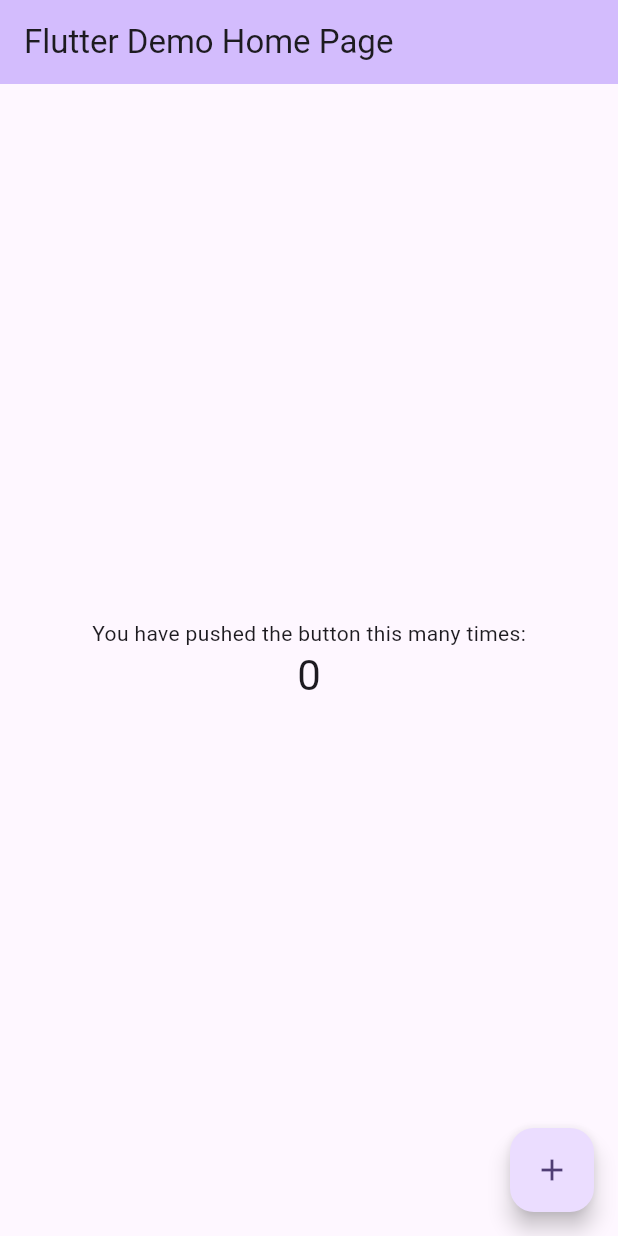
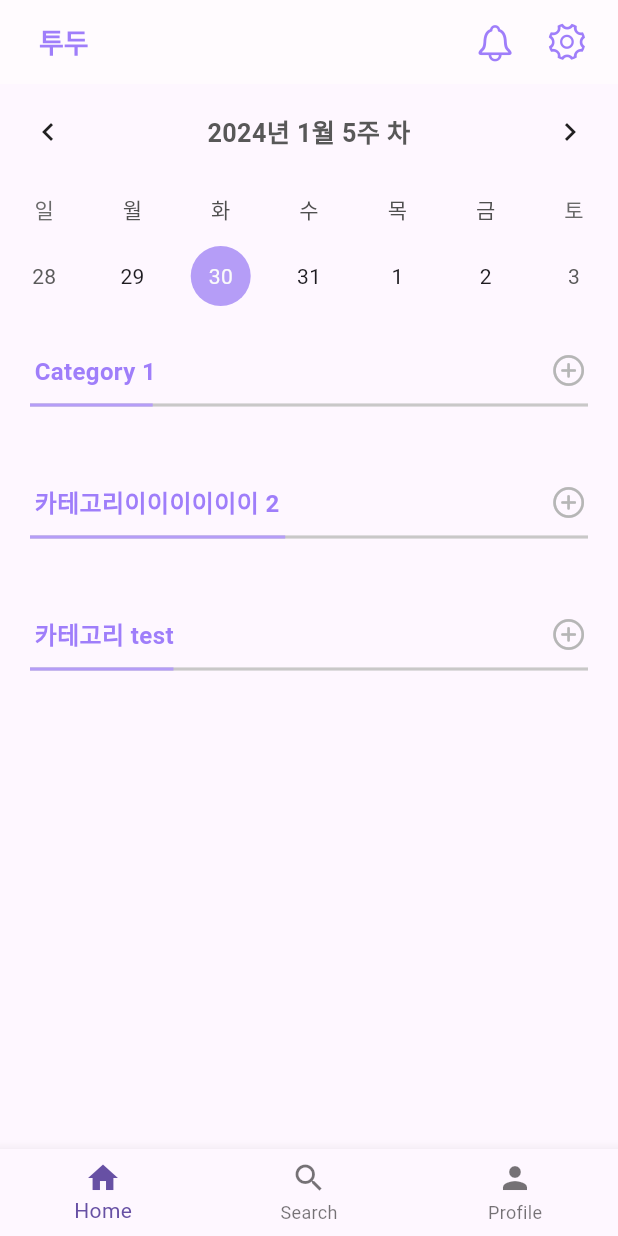
Before and after one commit to hyun56/todo, a Flutter app: the screen it shows after launch, on a phone screen of 412 x 824 dp. Run offline on Flutter 3.47's test engine with Material 3 defaults, Android fonts, the light colour scheme and no system bars; drawn by our look-alikes of table_calendar; missing offline and left inert: custom_check_box.

Commit message:
투두 화면 ui

```diff
--- a/lib/main.dart
+++ b/lib/main.dart
@@ -1,6 +1,11 @@
 import 'package:flutter/material.dart';
+import 'package:todo/theme/colors.dart';
+import 'screens/home_screen.dart';
+import 'package:intl/date_symbol_data_local.dart';
 
-void main() {
+Future<void> main() async {
+  await initializeDateFormatting();
+
   runApp(const MyApp());
 }
 
@@ -11,115 +16,13 @@ class MyApp extends StatelessWidget {
   @override
   Widget build(BuildContext context) {
     return MaterialApp(
-      title: 'Flutter Demo',
+      title: 'todo',
       theme: ThemeData(
-        // This is the theme of your application.
-        //
-        // TRY THIS: Try running your application with "flutter run". You'll see
-        // the application has a blue toolbar. Then, without quitting the app,
-        // try changing the seedColor in the colorScheme below to Colors.green
-        // and then invoke "hot reload" (save your changes or press the "hot
-        // reload" button in a Flutter-supported IDE, or press "r" if you used
-        // the command line to start the app).
-        //
-        // Notice that the counter didn't reset back to zero; the application
-        // state is not lost during the reload. To reset the state, use hot
-        // restart instead.
-        //
-        // This works for code too, not just values: Most code changes can be
-        // tested with just a hot reload.
-        colorScheme: ColorScheme.fromSeed(seedColor: Colors.deepPurple),
+        primaryColor: mainColor,
+        //colorScheme: ColorScheme.fromSeed(seedColor: mainColor),
         useMaterial3: true,
       ),
-      home: const MyHomePage(title: 'Flutter Demo Home Page'),
+      home: const HomeScreen(),
     );
   }
 }
-
-class MyHomePage extends StatefulWidget {
-  const MyHomePage({super.key, required this.title});
-
-  // This widget is the home page of your application. It is stateful, meaning
-  // that it has a State object (defined below) that contains fields that affect
-  // how it looks.
-
-  // This class is the configuration for the state. It holds the values (in this
-  // case the title) provided by the parent (in this case the App widget) and
-  // used by the build method of the State. Fields in a Widget subclass are
-  // always marked "final".
-
-  final String title;
-
-  @override
-  State<MyHomePage> createState() => _MyHomePageState();
-}
-
-class _MyHomePageState extends State<MyHomePage> {
-  int _counter = 0;
-
-  void _incrementCounter() {
-    setState(() {
-      // This call to setState tells the Flutter framework that something has
-      // changed in this State, which causes it to rerun the build method below
-      // so that the display can reflect the updated values. If we changed
-      // _counter without calling setState(), then the build method would not be
-      // called again, and so nothing would appear to happen.
-      _counter++;
-    });
-  }
-
-  @override
-  Widget build(BuildContext context) {
-    // This method is rerun every time setState is called, for instance as done
-    // by the _incrementCounter method above.
-    //
-    // The Flutter framework has been optimized to make rerunning build methods
-    // fast, so that you can just rebuild anything that needs updating rather
-    // than having to individually change instances of widgets.
-    return Scaffold(
-      appBar: AppBar(
-        // TRY THIS: Try changing the color here to a specific color (to
-        // Colors.amber, perhaps?) and trigger a hot reload to see the AppBar
-        // change color while the other colors stay the same.
-        backgroundColor: Theme.of(context).colorScheme.inversePrimary,
-        // Here we take the value from the MyHomePage object that was created by
-        // the App.build method, and use it to set our appbar title.
-        title: Text(widget.title),
-      ),
-      body: Center(
-        // Center is a layout widget. It takes a single child and positions it
-        // in the middle of the parent.
-        child: Column(
-          // Column is also a layout widget. It takes a list of children and
-          // arranges them vertically. By default, it sizes itself to fit its
-          // children horizontally, and tries to be as tall as its parent.
-          //
-          // Column has various properties to control how it sizes itself and
-          // how it positions its children. Here we use mainAxisAlignment to
-          // center the children vertically; the main axis here is the vertical
-          // axis because Columns are vertical (the cross axis would be
-          // horizontal).
-          //
-          // TRY THIS: Invoke "debug painting" (choose the "Toggle Debug Paint"
-          // action in the IDE, or press "p" in the console), to see the
-          // wireframe for each widget.
-          mainAxisAlignment: MainAxisAlignment.center,
-          children: <Widget>[
-            const Text(
-              'You have pushed the button this many times:',
-            ),
-            Text(
-              '$_counter',
-              style: Theme.of(context).textTheme.headlineMedium,
-            ),
-          ],
-        ),
-      ),
-      floatingActionButton: FloatingActionButton(
-        onPressed: _incrementCounter,
-        tooltip: 'Increment',
-        child: const Icon(Icons.add),
-      ), // This trailing comma makes auto-formatting nicer for build methods.
-    );
-  }
-}
--- /dev/null
+++ b/lib/screens/home_screen.dart
@@ -0,0 +1,99 @@
+import 'package:flutter/cupertino.dart';
+import 'package:flutter/material.dart';
+
+import '../theme/colors.dart';
+import '../widgets/category_banner.dart';
+import '../widgets/table_calendar_widget.dart';
+
+class HomeScreen extends StatefulWidget {
+  const HomeScreen({super.key});
+
+  @override
+  State<HomeScreen> createState() => _HomeScreenState();
+}
+
+class _HomeScreenState extends State<HomeScreen> {
+  int _currentIndex = 0;
+
+  @override
+  Widget build(BuildContext context) {
+    return Scaffold(
+      appBar: AppBar(
+        elevation: 0,
+        scrolledUnderElevation: 0,
+        backgroundColor: backgrounColor,
+        foregroundColor: darkMainColor,
+        title: const Padding(
+          padding: EdgeInsets.symmetric(horizontal: 10),
+          child: Text(
+            "투두",
+            style: TextStyle(
+              fontSize: 18,
+              fontWeight: FontWeight.bold,
+            ),
+          ),
+        ),
+        centerTitle: false,
+        actions: [
+          IconButton(
+              onPressed: () {},
+              icon: const Icon(CupertinoIcons.bell, size: 28)),
+          Padding(
+            padding: const EdgeInsets.only(right: 10),
+            child: IconButton(
+                onPressed: () {},
+                icon: const Icon(CupertinoIcons.gear, size: 29)),
+          ),
+        ],
+      ),
+      body: Column(
+        children: [
+          //const SizedBox(height: 2),
+
+          Expanded(
+            child: ListView(
+              children: const [
+                TableCalendarWidget(),
+                //const SizedBox(height: 5),
+                CategoryBanner(
+                  title: 'Category 1',
+                ),
+                //TodoCard(content: 'test'),
+                //TodoCard(content: 'test2'),
+                SizedBox(height: 20),
+                CategoryBanner(
+                  title: '카테고리이이이이이이 2',
+                ),
+                SizedBox(height: 20),
+                CategoryBanner(
+                  title: '카테고리 test',
+                ),
+                SizedBox(height: 20),
+              ],
+            ),
+          ),
+        ],
+      ),
+      bottomNavigationBar: BottomNavigationBar(
+        currentIndex: _currentIndex,
+        onTap: (index) => setState(() {
+          _currentIndex = index;
+        }),
+        items: const [
+          BottomNavigationBarItem(
+            icon: Icon(Icons.home),
+            label: 'Home',
+          ),
+          BottomNavigationBarItem(
+            icon: Icon(Icons.search),
+            label: 'Search',
+          ),
+          BottomNavigationBarItem(
+            icon: Icon(Icons.person),
+            label: 'Profile',
+          ),
+        ],
+      ),
+    );
+  }
+}
--- /dev/null
+++ b/lib/theme/colors.dart
@@ -0,0 +1,12 @@
+import 'package:flutter/material.dart';
+
+const mainColor = Color(0xffB59DF7);
+const darkMainColor = Color.fromARGB(255, 159, 126, 250);
+const lightMainColor = Color(0xffE7DEF7);
+
+const backgrounColor = Color(0xffFFFBFE);
+
+const lightgrey = Color(0xffDADADA);
+const lightgrey2 = Color.fromARGB(255, 201, 200, 200);
+const grey = Color.fromARGB(255, 182, 182, 182);
+const darkgrey = Color.fromARGB(255, 88, 88, 88);
--- /dev/null
+++ b/lib/widgets/category_banner.dart
@@ -0,0 +1,151 @@
+import 'package:flutter/cupertino.dart';
+import 'package:flutter/material.dart';
+import 'package:todo/theme/colors.dart';
+
+import 'todo_card.dart';
+
+class CategoryBanner extends StatefulWidget {
+  final String title;
+
+  const CategoryBanner({
+    required this.title,
+    Key? key,
+  }) : super(key: key);
+
+  @override
+  _CategoryBannerState createState() => _CategoryBannerState();
+}
+
+class _CategoryBannerState extends State<CategoryBanner> {
+  bool isInputVisible = false;
+  final TextEditingController _controller = TextEditingController();
+  List<String> todos = [];
+
+  @override
+  Widget build(BuildContext context) {
+    final textSpan =
+        TextSpan(text: widget.title, style: const TextStyle(fontSize: 17));
+    final textPainter =
+        TextPainter(text: textSpan, textDirection: TextDirection.ltr);
+    textPainter.layout();
+
+    return Column(
+      children: [
+        Padding(
+          padding: const EdgeInsets.fromLTRB(23, 25, 21, 3),
+          child: Row(
+            mainAxisAlignment: MainAxisAlignment.spaceBetween,
+            crossAxisAlignment: CrossAxisAlignment.end,
+            children: [
+              Text(
+                widget.title,
+                style: const TextStyle(
+                  color: darkMainColor,
+                  fontWeight: FontWeight.bold,
+                  fontSize: 16,
+                ),
+              ),
+              GestureDetector(
+                onTap: () async {
+                  final result = await showDialog<String>(
+                    context: context,
+                    builder: (BuildContext context) {
+                      return AlertDialog(
+                        backgroundColor:
+                            const Color.fromARGB(250, 255, 255, 255),
+                        elevation: 0,
+
+                        //title: const Text('새로운 할 일을 추가하세요'),
+                        content: TextField(
+                          controller: _controller,
+                          style: const TextStyle(
+                            color: darkgrey,
+                            fontSize: 15.0,
+                            fontWeight: FontWeight.bold,
+                          ),
+                          decoration: const InputDecoration(
+                            enabledBorder: UnderlineInputBorder(
+                              borderSide: BorderSide(
+                                color: lightgrey2,
+                                width: 2,
+                              ),
+                            ),
+                            focusedBorder: UnderlineInputBorder(
+                              borderSide: BorderSide(
+                                color: mainColor,
+                                width: 2,
+                              ),
+                            ),
+                            hintText: '할 일을 입력하세요',
+                            hintStyle: TextStyle(
+                              color: grey,
+                              fontSize: 15.0,
+                              fontWeight: FontWeight.bold,
+                            ),
+                          ),
+                        ),
+                        actions: <Widget>[
+                          TextButton(
+                            child: const Text(
+                              '닫기',
+                              style: TextStyle(
+                                fontWeight: FontWeight.bold,
+                                color: darkMainColor,
+                              ),
+                            ),
+                            onPressed: () {
+                              Navigator.of(context).pop(null);
+                            },
+                          ),
+                          TextButton(
+                            child: const Text(
+                              '추가',
+                              style: TextStyle(
+                                fontWeight: FontWeight.bold,
+                                color: darkMainColor,
+                              ),
+                            ),
+                            onPressed: () {
+                              Navigator.of(context).pop(_controller.text);
+                            },
+                          ),
+                        ],
+                      );
+                    },
+                  );
+                  if (result != null && result.trim().isNotEmpty) {
+                    setState(
+                      () {
+                        todos.add(result);
+                        _controller.clear();
+                      },
+                    );
+                  }
+                  _controller.clear();
+                },
+                child: const Icon(
+                  CupertinoIcons.plus_circle,
+                  color: grey,
+                ),
+              ),
+            ],
+          ),
+        ),
+        Padding(
+          padding: const EdgeInsets.fromLTRB(20, 0, 20, 0),
+          child: Stack(
+            alignment: Alignment.centerLeft,
+            children: [
+              const Divider(color: lightgrey2, thickness: 2.1),
+              SizedBox(
+                width: textPainter.width, // 텍스트의 너비만큼 Divider의 너비를 설정합니다.
+                child: const Divider(color: mainColor, thickness: 2.1),
+              ),
+            ],
+          ),
+        ),
+        for (var todo in todos) TodoCard(content: todo),
+      ],
+    );
+  }
+}
--- /dev/null
+++ b/lib/widgets/table_calendar_widget.dart
@@ -0,0 +1,156 @@
+import 'package:flutter/material.dart';
+import 'package:table_calendar/table_calendar.dart';
+
+import '../theme/colors.dart';
+
+class TableCalendarWidget extends StatefulWidget {
+  const TableCalendarWidget({
+    super.key,
+  });
+
+  @override
+  State<TableCalendarWidget> createState() => _TableCalendarWidgetState();
+}
+
+class _TableCalendarWidgetState extends State<TableCalendarWidget> {
+  DateTime selectedDay = DateTime(
+    DateTime.now().year,
+    DateTime.now().month,
+    DateTime.now().day,
+  );
+
+  DateTime focusedDay = DateTime.now();
+
+  @override
+  Widget build(BuildContext context) {
+    return TableCalendar(
+      locale: 'ko_KR',
+      firstDay: DateTime(1800), // 달력의 최소 날짜
+      lastDay: DateTime(3000), // 달력의 최대 날자
+      // focusedDay: DateTime.now(), // 달력을 보여줄 때 기준이 되는 날
+      calendarFormat: CalendarFormat.week, // 한 주만 보이도록
+      daysOfWeekHeight: 38, // 요일 이름이 표시되는 영역의 높이를 설정
+
+      focusedDay: focusedDay,
+      onDaySelected: (DateTime selectedDay, DateTime focusedDay) {
+        // 선택된 날짜의 상태를 갱신합니다.
+        setState(() {
+          this.selectedDay = selectedDay;
+          this.focusedDay = focusedDay;
+        });
+      },
+      selectedDayPredicate: (DateTime day) {
+        // selectedDay 와 동일한 날짜의 모양을 바꿔줍니다.
+        return isSameDay(selectedDay, day);
+      },
+
+      headerStyle: HeaderStyle(
+        titleCentered: true,
+        formatButtonVisible: false,
+        titleTextFormatter: (date, locale) {
+          int weekOfYear = ((date.day - date.weekday + 10) ~/ 7);
+          return '${date.year}년 ${date.month}월 $weekOfYear주 차';
+        },
+        titleTextStyle: const TextStyle(
+          fontSize: 16.8,
+          fontWeight: FontWeight.bold,
+          color: darkgrey,
+        ),
+      ),
+
+      calendarStyle: const CalendarStyle(
+        // today 표시 여부
+        isTodayHighlighted: true,
+
+        // today 글자 조정
+        todayTextStyle: TextStyle(
+            //color: Colors.black,
+            //fontSize: 16.0,
+            ),
+
+        // today 모양 조정
+        todayDecoration: BoxDecoration(
+          color: lightMainColor,
+          shape: BoxShape.circle,
+        ),
+
+        // selectedDay 글자 조정
+        selectedTextStyle: TextStyle(
+          color: Color(0xFFFAFAFA),
+          // fontSize: 16.0,
+        ),
+
+        // selectedDay 모양 조정
+        selectedDecoration: BoxDecoration(
+          color: mainColor,
+          shape: BoxShape.circle,
+        ),
+
+        // outsideDay 글자 조정
+        outsideTextStyle: TextStyle(color: Colors.black),
+
+        // outsideDay 모양 조정
+        outsideDecoration: BoxDecoration(shape: BoxShape.circle),
+      ),
+
+      // calendarBuilders: CalendarBuilders(
+      //   todayBuilder: (context, date, event) {
+      //     return Column(
+      //       mainAxisAlignment: MainAxisAlignment.center,
+      //       children: [
+      //         Expanded(
+      //           child: Container(
+      //             width: 28.0,
+      //             height: 30.0,
+      //             decoration: BoxDecoration(
+      //               //color: Colors.blue,
+      //               border: Border.all(
+      //                   color: const Color.fromARGB(255, 183, 183, 183),
+      //                   width: 1.5),
+      //               borderRadius: BorderRadius.circular(10),
+      //             ),
+      //             child: const Center(
+      //               child: Text(
+      //                 '0', // 글씨 추가
+      //                 style: TextStyle(fontSize: 15),
+      //               ),
+      //             ),
+      //           ),
+      //         ),
+      //         const SizedBox(height: 5),
+      //         Text(date.day.toString()), // 날짜 표시
+      //       ],
+      //     );
+      //   },
+      //   defaultBuilder: (context, date, event) {
+      //     return Column(
+      //       mainAxisAlignment: MainAxisAlignment.center,
+      //       children: [
+      //         Expanded(
+      //           child: Container(
+      //             width: 28.0,
+      //             height: 30.0,
+      //             decoration: BoxDecoration(
+      //               //color: Colors.blue,
+      //               border: Border.all(
+      //                   color: const Color.fromARGB(255, 183, 183, 183),
+      //                   width: 1.5),
+      //               borderRadius: BorderRadius.circular(10),
+      //             ),
+      //             child: const Center(
+      //               child: Text(
+      //                 '1', // 글씨 추가
+      //                 style: TextStyle(fontSize: 15),
+      //               ),
+      //             ),
+      //           ),
+      //         ),
+      //         const SizedBox(height: 5),
+      //         Text(date.day.toString()), // 날짜 표시
+      //       ],
+      //     );
+      //   },
+      // ),
+    );
+  }
+}
--- a/pubspec.yaml
+++ b/pubspec.yaml
@@ -35,6 +35,9 @@ dependencies:
   # The following adds the Cupertino Icons font to your application.
   # Use with the CupertinoIcons class for iOS style icons.
   cupertino_icons: ^1.0.2
+  table_calendar: ^3.0.9
+  intl: ^0.18.1
+  custom_check_box: ^0.0.4
 
 dev_dependencies:
   flutter_test:
```
Also changed, not shown: lib/widgets/todo_card.dart (added, +152 -0 lines), lib/screens/calendar_screen.dart (added), lib/screens/friend_screen.dart (added), lib/screens/mypage_screen.dart (added), lib/screens/study_screen.dart (added), pubspec.lock.
